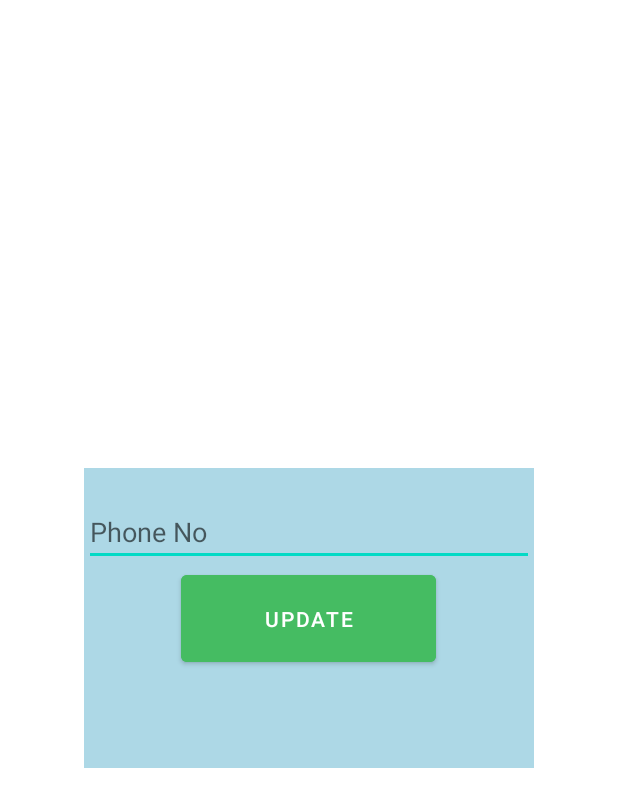
After one commit to enlightrahulrm31/Teams-Clone-App, an Android app: the layout edit_phone_no.xml on its own in the app's theme, with its tools: preview values and no code run, on a phone screen of 412 x 824 dp. The commit adds this screen. Shown: the top 807 px of the screen. Run offline under Robolectric (Android 15) with nearby library versions, the phone set to English and light mode, and no system bars.

Commit message:
Added Functionality to update Phone Number

```diff
--- /dev/null
+++ b/app/src/main/res/layout/edit_phone_no.xml
@@ -0,0 +1,39 @@
+<?xml version="1.0" encoding="utf-8"?>
+<androidx.constraintlayout.widget.ConstraintLayout
+    xmlns:android="http://schemas.android.com/apk/res/android"
+    xmlns:app="http://schemas.android.com/apk/res-auto"
+    xmlns:tools="http://schemas.android.com/tools"
+    android:layout_width="match_parent"
+    android:layout_height="match_parent">
+
+    <LinearLayout
+        android:layout_width="300dp"
+        android:layout_height="200dp"
+        app:layout_constraintBottom_toBottomOf="parent"
+        app:layout_constraintEnd_toEndOf="parent"
+        app:layout_constraintStart_toStartOf="parent"
+        app:layout_constraintTop_toTopOf="parent"
+        android:orientation="vertical"
+        android:background="@color/light_blue">
+
+        <EditText
+            android:id="@+id/Phoneno"
+            android:layout_width="match_parent"
+            android:layout_height="wrap_content"
+            android:hint="Phone No"
+            android:paddingTop="30dp"
+            />
+        <Button
+            android:id="@+id/updatebutton"
+            android:layout_width="170dp"
+            android:layout_height="70dp"
+            android:layout_gravity="center"
+            android:backgroundTint="@color/dark_green"
+            android:text="Update"
+            />
+
+
+    </LinearLayout>
+
+
+</androidx.constraintlayout.widget.ConstraintLayout>
```
Also changed, not shown: app/src/main/java/com/example/bcd/ProfileActivity.kt (+27 -23 lines), app/src/main/java/com/example/bcd/SignUpActivity.kt (+19 -5 lines), app/src/main/res/layout/activity_profile.xml (+14 -24 lines).
